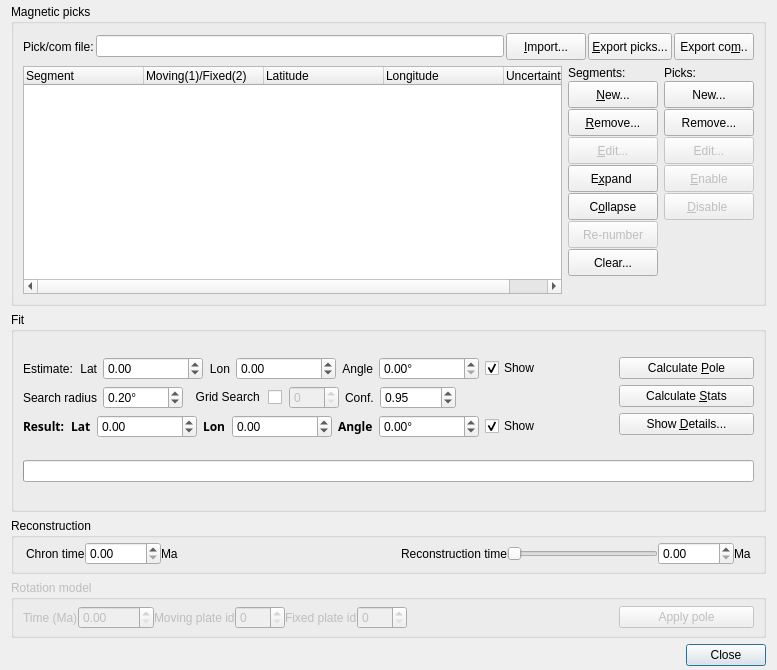
Above: src/qt-widgets/HellingerDialogUi.ui from GPlates/GPlates before the change. Below: the same form after it.
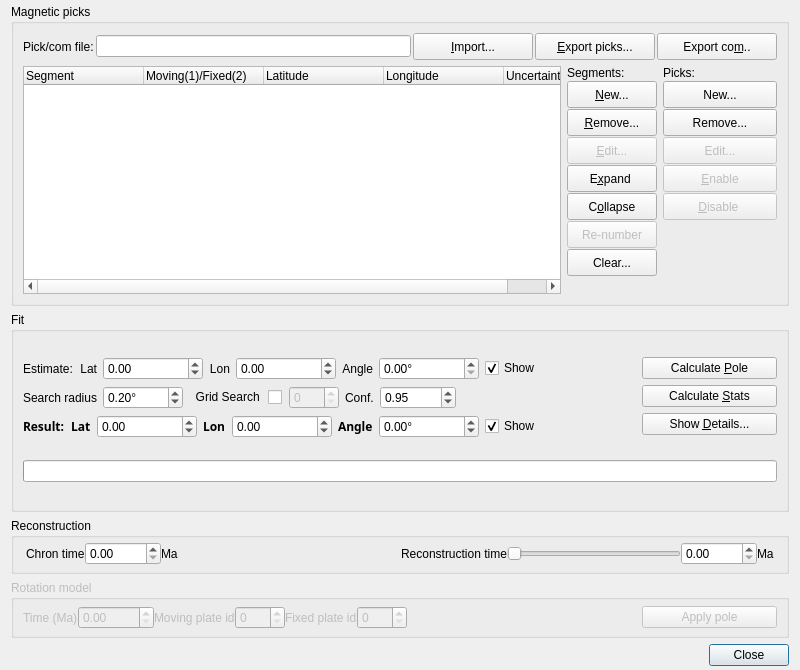
That is the form after the change.

Commit message: (hellinger) Ui tweaks, macbook.

Patch:
```diff
--- a/src/qt-widgets/HellingerDialogUi.ui
+++ b/src/qt-widgets/HellingerDialogUi.ui
@@ -6,7 +6,7 @@
    <rect>
     <x>0</x>
     <y>0</y>
-    <width>777</width>
+    <width>800</width>
     <height>670</height>
    </rect>
   </property>
@@ -18,7 +18,7 @@
   </property>
   <property name="minimumSize">
    <size>
-    <width>750</width>
+    <width>800</width>
     <height>670</height>
    </size>
   </property>
@@ -113,7 +113,7 @@
          <widget class="QPushButton" name="button_import_file">
           <property name="minimumSize">
            <size>
-            <width>0</width>
+            <width>120</width>
             <height>27</height>
            </size>
           </property>
@@ -129,7 +129,7 @@
          <widget class="QPushButton" name="button_export_pick_file">
           <property name="minimumSize">
            <size>
-            <width>0</width>
+            <width>120</width>
             <height>27</height>
            </size>
           </property>
@@ -145,7 +145,7 @@
          <widget class="QPushButton" name="button_export_com_file">
           <property name="minimumSize">
            <size>
-            <width>0</width>
+            <width>120</width>
             <height>27</height>
            </size>
           </property>
@@ -245,7 +245,7 @@
          <widget class="QPushButton" name="button_new_pick">
           <property name="minimumSize">
            <size>
-            <width>90</width>
+            <width>114</width>
             <height>27</height>
            </size>
           </property>
```
